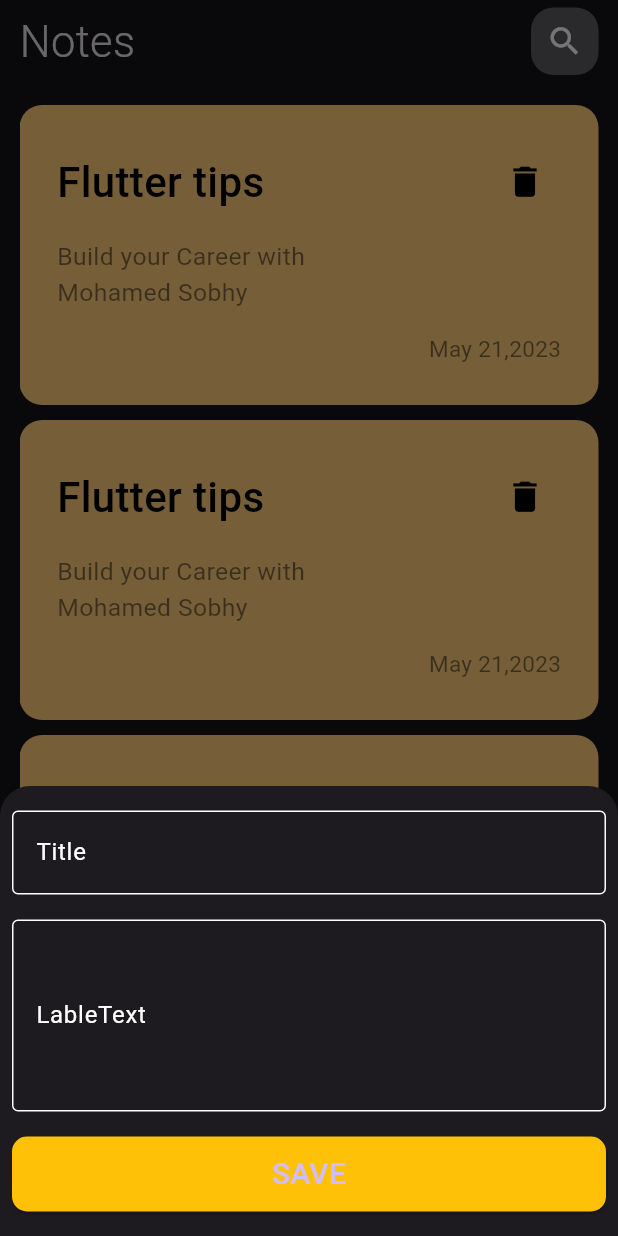
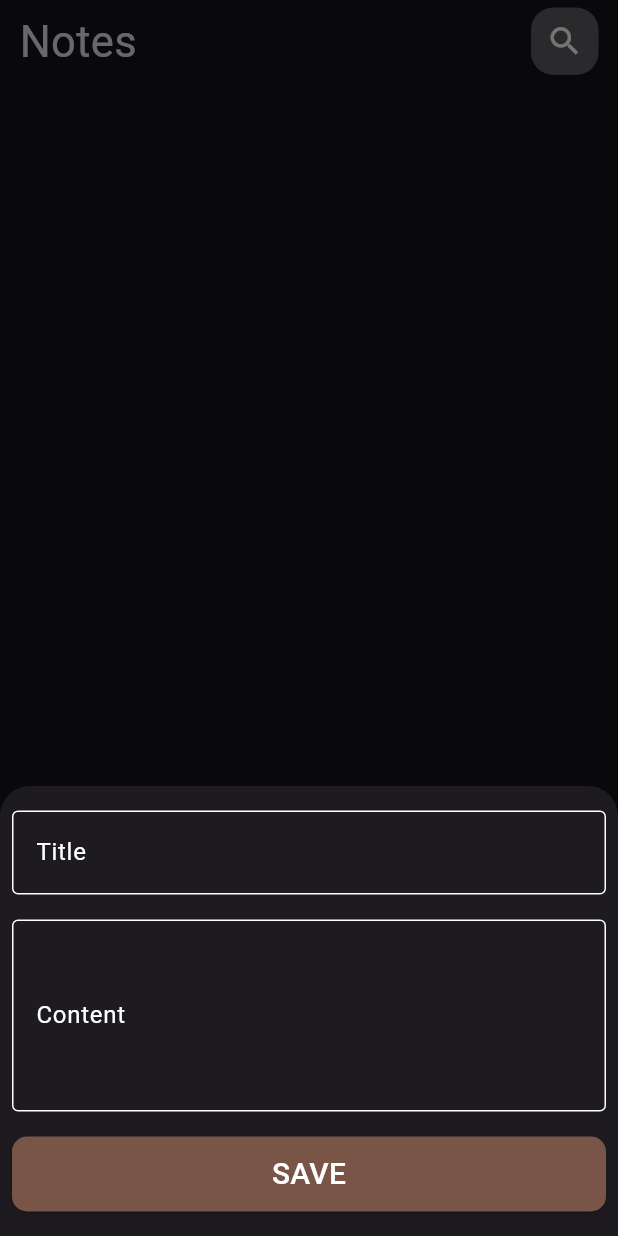
Before and after one commit to m7md-gafarr/Notes-App, a Flutter app: the screen it shows after launch, after a tap on the "add" icon, on a phone screen of 412 x 824 dp. Run offline on Flutter 3.47's test engine with Material 3 defaults, Android fonts, the phone set to English and light mode, and no system bars; drawn by our look-alikes of modal_progress_hud_nsn; our stand-ins replace bloc, flutter_bloc, hive, hive_flutter; missing offline and left inert: dart:ffi; accounts and stored records are empty.

Commit message:
FInal woek

```diff
--- /dev/null
+++ b/lib/Bloc/Add_Note_Cubits/Add_Note_State.dart
@@ -0,0 +1,12 @@
+abstract class Add_Note_State {}
+
+class AddNoteInit extends Add_Note_State {}
+
+class AddNoteLoding extends Add_Note_State {}
+
+class AddNoteSuccess extends Add_Note_State {}
+
+class AddNoteFailer extends Add_Note_State {
+  final String ErrorMessage;
+  AddNoteFailer(this.ErrorMessage);
+}
--- /dev/null
+++ b/lib/Bloc/View_Note_Cubit/view_note_cubit.dart
@@ -0,0 +1,16 @@
+import 'package:bloc/bloc.dart';
+import 'package:hive/hive.dart';
+import 'package:meta/meta.dart';
+import 'package:notes_app/Models/NoteModel.dart';
+
+part 'view_note_state.dart';
+
+class ViewNoteCubit extends Cubit<ViewNoteState> {
+  ViewNoteCubit() : super(ViewNoteInitial());
+  List<NoteModel>? notes;
+  ViewNotes() {
+    Box<NoteModel> noteBox = Hive.box<NoteModel>("NotesBox");
+    notes = noteBox.values.toList();
+    emit(ViewNoteSuccess());
+  }
+}
--- /dev/null
+++ b/lib/Bloc/View_Note_Cubit/view_note_state.dart
@@ -0,0 +1,8 @@
+part of 'view_note_cubit.dart';
+
+@immutable
+abstract class ViewNoteState {}
+
+final class ViewNoteInitial extends ViewNoteState {}
+
+final class ViewNoteSuccess extends ViewNoteState {}
--- a/lib/Models/NoteModel.dart
+++ b/lib/Models/NoteModel.dart
@@ -1,12 +1,21 @@
+import 'dart:ffi';
+
 import 'package:flutter/material.dart';
+import 'package:hive/hive.dart';
+part 'NoteModel.g.dart';
 
-class NoteModel {
+@HiveType(typeId: 0)
+class NoteModel extends HiveObject {
+  @HiveField(0)
   final String Title;
+  @HiveField(1)
   final String SubTitle;
-  final DateTime Date;
-  final Color color;
+  @HiveField(2)
+  final String Date;
+  @HiveField(3)
+  final int color;
 
-  const NoteModel({
+  NoteModel({
     required this.Title,
     required this.SubTitle,
     required this.Date,
--- a/lib/Views/NotesView.dart
+++ b/lib/Views/NotesView.dart
@@ -23,7 +23,10 @@ class _NotesViewState extends State<NotesView> {
               children: [
                 // AppBar
                 AppBar_Widget(
-                    Titel: "Notes", icon: Icon(Icons.search, size: 25)),
+                  Titel: "Notes",
+                  icon: Icon(Icons.search, size: 25),
+                  onTap: () {},
+                ),
                 SizedBox(
                   height: 20,
                 ),
@@ -40,7 +43,9 @@ class _NotesViewState extends State<NotesView> {
           showModalBottomSheet(
             isScrollControlled: true,
             context: context,
-            builder: (context) => SingleChildScrollView(child: AddNote()),
+            builder: (context) => SingleChildScrollView(
+              child: AddNote(),
+            ),
             shape: RoundedRectangleBorder(
               borderRadius: BorderRadius.vertical(
                 top: Radius.circular(20),
@@ -49,7 +54,7 @@ class _NotesViewState extends State<NotesView> {
           );
         },
         child: Icon(Icons.add),
-        backgroundColor: Colors.white.withOpacity(1),
+        backgroundColor: Colors.brown[700],
       ),
     );
   }
--- a/lib/Widgets/AddNote.dart
+++ b/lib/Widgets/AddNote.dart
@@ -1,4 +1,11 @@
 import 'package:flutter/material.dart';
+import 'package:flutter_bloc/flutter_bloc.dart';
+import 'package:intl/intl.dart';
+import 'package:modal_progress_hud_nsn/modal_progress_hud_nsn.dart';
+import 'package:notes_app/Bloc/Add_Note_Cubits/Add_Note_Cubit.dart';
+import 'package:notes_app/Bloc/Add_Note_Cubits/Add_Note_State.dart';
+import 'package:notes_app/Bloc/View_Note_Cubit/view_note_cubit.dart';
+import 'package:notes_app/Models/NoteModel.dart';
 
 class AddNote extends StatelessWidget {
   const AddNote({super.key});
@@ -11,14 +18,25 @@ class AddNote extends StatelessWidget {
       child: Container(
         height: 300,
         child: Padding(
-          padding: const EdgeInsets.all(8.0),
-          child: Column(
-            mainAxisAlignment: MainAxisAlignment.spaceAround,
-            children: [
-              TField(size: 1, LableText: "Title"),
-              TField(size: 4, LableText: "LableText"),
-              btn()
-            ],
+          padding: EdgeInsets.all(8.0),
+          child: BlocProvider(
+            create: (context) => AddNoteCubit(),
+            child: BlocConsumer<AddNoteCubit, Add_Note_State>(
+              listener: (context, state) {
+                if (state is AddNoteSuccess) {
+                  Navigator.pop(context);
+                }
+                if (state is AddNoteFailer) {
+                  SnackBar(content: Text(" Somting Error"));
+                }
+              },
+              builder: (context, state) {
+                return ModalProgressHUD(
+                  inAsyncCall: state is AddNoteLoding ? true : false,
+                  child: AddNoteForm(),
+                );
+              },
+            ),
           ),
         ),
       ),
@@ -26,8 +44,77 @@ class AddNote extends StatelessWidget {
   }
 }
 
-TextField TField({required int size, required String LableText}) {
-  return TextField(
+class AddNoteForm extends StatefulWidget {
+  AddNoteForm({
+    super.key,
+  });
+
+  @override
+  State<AddNoteForm> createState() => _AddNoteFormState();
+}
+
+class _AddNoteFormState extends State<AddNoteForm> {
+  AutovalidateMode autovalidateMode = AutovalidateMode.disabled;
+  GlobalKey<FormState> fromkey = GlobalKey();
+  String? title, subTitle;
+  @override
+  Widget build(BuildContext context) {
+    return Form(
+      key: fromkey,
+      autovalidateMode: autovalidateMode,
+      child: Column(
+        mainAxisAlignment: MainAxisAlignment.spaceAround,
+        children: [
+          TField(
+            size: 1,
+            LableText: "Title",
+            onSaved: (p0) {
+              title = p0;
+            },
+          ),
+          TField(
+            size: 4,
+            LableText: "Content",
+            onSaved: (p0) {
+              subTitle = p0;
+            },
+          ),
+          btn(fun: () {
+            if (fromkey.currentState!.validate()) {
+              fromkey.currentState!.save();
+
+              BlocProvider.of<AddNoteCubit>(context).AddNote(
+                NoteModel(
+                  Title: title!,
+                  SubTitle: subTitle!,
+                  Date: DateFormat.yMd().format(DateTime.now()).toString(),
+                  color: Colors.blue.value,
+                ),
+              );
+              BlocProvider.of<ViewNoteCubit>(context).ViewNotes();
+            } else {
+              autovalidateMode = AutovalidateMode.always;
+              setState(() {});
+            }
+          })
+        ],
+      ),
+    );
+  }
+}
+
+TextFormField TField(
+    {required int size,
+    required String LableText,
+    void Function(String?)? onSaved}) {
+  return TextFormField(
+    onSaved: onSaved,
+    validator: (value) {
+      if (value?.isEmpty ?? true) {
+        return "Enter Value.";
+      } else
+        return null;
+    },
     maxLines: size,
     decoration: InputDecoration(
       border: OutlineInputBorder(borderRadius: BorderRadius.circular(10)),
@@ -43,12 +130,18 @@ TextField TField({required int size, required String LableText}) {
   );
 }
 
-ElevatedButton btn() {
+ElevatedButton btn({required Function() fun}) {
   return ElevatedButton(
-    onPressed: () {},
-    child: Text("SAVE", style: TextStyle(fontSize: 20)),
+    onPressed: fun,
+    child: Text(
+      "SAVE",
+      style: TextStyle(
+        fontSize: 20,
+        color: Colors.white,
+      ),
+    ),
     style: ElevatedButton.styleFrom(
-        backgroundColor: Colors.amber,
+        backgroundColor: Colors.brown,
         fixedSize: Size(double.maxFinite, 50),
         shape: RoundedRectangleBorder(borderRadius: BorderRadius.circular(10))),
   );
--- a/lib/Widgets/AppBar.dart
+++ b/lib/Widgets/AppBar.dart
@@ -1,9 +1,14 @@
 import 'package:flutter/material.dart';
 
 class AppBar_Widget extends StatelessWidget {
-  const AppBar_Widget({super.key, required this.Titel, required this.icon});
+  AppBar_Widget(
+      {super.key,
+      required this.Titel,
+      required this.icon,
+      required this.onTap});
   final String Titel;
   final Icon icon;
+  void Function()? onTap;
   @override
   Widget build(BuildContext context) {
     return Row(
@@ -11,9 +16,14 @@ class AppBar_Widget extends StatelessWidget {
       children: [
         Text(
           Titel,
-          style: TextStyle(fontSize: 29, fontWeight: FontWeight.w300),
+          style: TextStyle(
+            fontSize: 29,
+            fontWeight: FontWeight.w400,
           ),
-        Container(
+        ),
+        InkWell(
+          onTap: onTap,
+          child: Container(
             height: 45,
             width: 45,
             child: icon,
@@ -21,6 +31,7 @@ class AppBar_Widget extends StatelessWidget {
                 color: Colors.white.withOpacity(.3),
                 borderRadius: BorderRadius.all(Radius.circular(15))),
           ),
+        ),
       ],
     );
   }
--- a/lib/Widgets/Notes.dart
+++ b/lib/Widgets/Notes.dart
@@ -1,9 +1,14 @@
 import 'package:flutter/material.dart';
+import 'package:flutter_bloc/flutter_bloc.dart';
+import 'package:hive/hive.dart';
+import 'package:notes_app/Bloc/View_Note_Cubit/view_note_cubit.dart';
+import 'package:notes_app/Models/NoteModel.dart';
 import 'package:notes_app/Views/EditNotes.dart';
 
 class Note_Widget extends StatelessWidget {
-  const Note_Widget({super.key});
-
+  const Note_Widget({super.key, required this.noteModel, required this.index});
+  final int index;
+  final NoteModel noteModel;
   @override
   Widget build(BuildContext context) {
     return GestureDetector(
@@ -31,24 +36,29 @@ class Note_Widget extends StatelessWidget {
                 Row(
                   mainAxisAlignment: MainAxisAlignment.spaceBetween,
                   children: [
-                    Text("Flutter tips",
+                    Text(noteModel.Title,
                         style: TextStyle(
                             color: Colors.black,
                             fontSize: 28,
                             fontWeight: FontWeight.w500)),
                     IconButton(
-                        onPressed: () {},
-                        icon: Icon(
-                          Icons.delete,
-                          color: Colors.black,
-                          size: 27,
-                        ))
+                      onPressed: () {
+                        Hive.box<NoteModel>("NotesBox").deleteAt(index);
+
+                        BlocProvider.of<ViewNoteCubit>(context).ViewNotes();
+                      },
+                      icon: Icon(
+                        Icons.delete,
+                        color: Colors.black,
+                        size: 27,
+                      ),
+                    )
                   ],
                 ),
                 Align(
                   alignment: Alignment.bottomLeft,
                   child: Text(
-                    "Build your Career with \nMohamed Sobhy",
+                    "${noteModel.SubTitle}",
                     style: TextStyle(
                       color: Colors.black.withOpacity(.5),
                       fontSize: 16.5,
@@ -58,7 +68,7 @@ class Note_Widget extends StatelessWidget {
                 Align(
                   alignment: Alignment.bottomRight,
                   child: Text(
-                    "May 21,2023",
+                    noteModel.Date,
                     style: TextStyle(
                       color: Colors.black.withOpacity(.5),
                       fontSize: 15,
--- a/lib/Widgets/NotesListView.dart
+++ b/lib/Widgets/NotesListView.dart
@@ -1,19 +1,42 @@
 import 'package:flutter/material.dart';
+import 'package:flutter_bloc/flutter_bloc.dart';
+import 'package:notes_app/Bloc/View_Note_Cubit/view_note_cubit.dart';
+import 'package:notes_app/Models/NoteModel.dart';
 
 import 'Notes.dart';
 
-class NotesListView extends StatelessWidget {
+class NotesListView extends StatefulWidget {
   const NotesListView({
     super.key,
   });
 
   @override
+  State<NotesListView> createState() => _NotesListViewState();
+}
+
+class _NotesListViewState extends State<NotesListView> {
+  @override
+  void initState() {
+    BlocProvider.of<ViewNoteCubit>(context).ViewNotes();
+    super.initState();
+  }
+
+  @override
   Widget build(BuildContext context) {
-    return Expanded(
-      child: ListView.builder(
-        physics: BouncingScrollPhysics(),
-        itemBuilder: (context, index) => Note_Widget(),
-      ),
+    return BlocBuilder<ViewNoteCubit, ViewNoteState>(
+      builder: (context, state) {
+        List<NoteModel> note = BlocProvider.of<ViewNoteCubit>(context).notes!;
+        return Expanded(
+          child: ListView.builder(
+            itemCount: note.length,
+            physics: BouncingScrollPhysics(),
+            itemBuilder: (context, index) => Note_Widget(
+              index: index,
+              noteModel: note[index],
+            ),
+          ),
+        );
+      },
     );
   }
 }
--- a/lib/main.dart
+++ b/lib/main.dart
@@ -1,24 +1,31 @@
 import 'package:flutter/material.dart';
-
+import 'package:flutter_bloc/flutter_bloc.dart';
 import 'package:hive_flutter/adapters.dart';
+import 'package:notes_app/Bloc/Add_Note_Cubits/Add_Note_Cubit.dart';
+import 'package:notes_app/Bloc/View_Note_Cubit/view_note_cubit.dart';
 import 'package:notes_app/Views/NotesView.dart';
+import 'Models/NoteModel.dart';
 
 void main() async {
+  WidgetsFlutterBinding.ensureInitialized();
   await Hive.initFlutter();
-  var box = await Hive.openBox('testBox');
+  Hive.registerAdapter(NoteModelAdapter());
+  await Hive.openBox<NoteModel>("NotesBox");
   runApp(const NoteApp());
 }
 
 class NoteApp extends StatelessWidget {
   const NoteApp({super.key});
-
   @override
   Widget build(BuildContext context) {
-    return SafeArea(
-      child: MaterialApp(
-        debugShowCheckedModeBanner: false,
-        theme: ThemeData(brightness: Brightness.dark),
-        home: NotesView(),
+    return BlocProvider(
+      create: (context) => ViewNoteCubit(),
+      child: SafeArea(
+        child: MaterialApp(
+          debugShowCheckedModeBanner: false,
+          theme: ThemeData(brightness: Brightness.dark),
+          home: NotesView(),
+        ),
       ),
     );
   }
```
Also changed, not shown: lib/Bloc/Add_Note_Cubits/Add_Note_Cubit.dart (added, +20 -0 lines), lib/Views/EditNotes.dart (+7 -1 lines), pubspec.yaml (+9 -19 lines), lib/Models/NoteModel.g.dart (added), pubspec.lock. Lines whose indentation alone changed are shown as unchanged.
